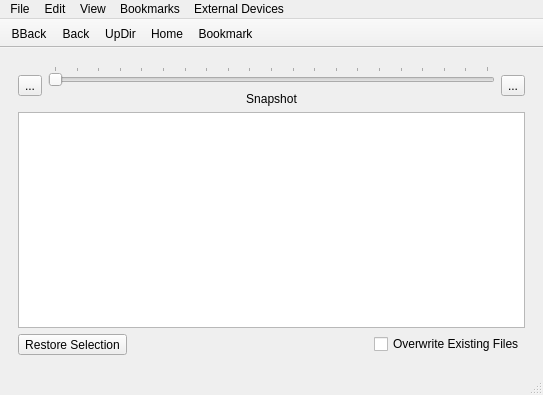
Old version of the form lumina/lumina-fm/MainUI.ui in the repository trueos/pcbsd.
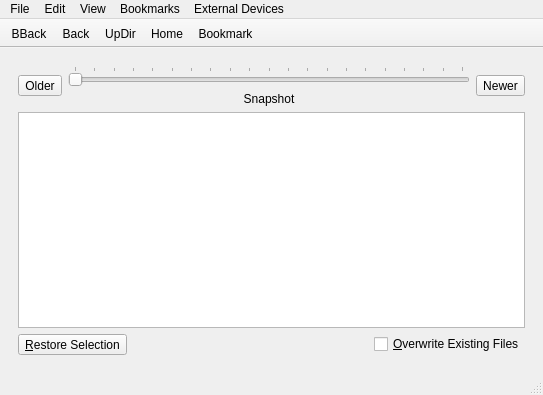
New version of the form. The open tabs and pages were chosen to show the change.

Commit message: Add a ton of keyboard shortcuts to lumina-fm, and also add the ability to manually type/browse directories.

Diff of the .ui file:
```diff
--- a/lumina/lumina-fm/MainUI.ui
+++ b/lumina/lumina-fm/MainUI.ui
@@ -345,7 +345,13 @@
           <item>
            <widget class="QToolButton" name="tool_zfs_prevSnap">
             <property name="text">
-             <string>...</string>
+             <string>Older</string>
+            </property>
+            <property name="shortcut">
+             <string>Left</string>
+            </property>
+            <property name="toolButtonStyle">
+             <enum>Qt::ToolButtonTextUnderIcon</enum>
             </property>
            </widget>
           </item>
@@ -382,7 +388,13 @@
           <item>
            <widget class="QToolButton" name="tool_zfs_nextSnap">
             <property name="text">
-             <string>...</string>
+             <string>Newer</string>
+            </property>
+            <property name="shortcut">
+             <string>Right</string>
+            </property>
+            <property name="toolButtonStyle">
+             <enum>Qt::ToolButtonTextUnderIcon</enum>
             </property>
            </widget>
           </item>
@@ -418,7 +430,10 @@
              <string>Restore Selected Item</string>
             </property>
             <property name="text">
-             <string>Restore Selection</string>
+             <string>&amp;Restore Selection</string>
+            </property>
+            <property name="shortcut">
+             <string>Ctrl+R</string>
             </property>
             <property name="toolButtonStyle">
              <enum>Qt::ToolButtonTextBesideIcon</enum>
@@ -441,7 +456,10 @@
           <item>
            <widget class="QCheckBox" name="check_zfs_overwrite">
             <property name="text">
-             <string>Overwrite Existing Files</string>
+             <string>&amp;Overwrite Existing Files</string>
+            </property>
+            <property name="shortcut">
+             <string>Ctrl+O</string>
             </property>
            </widget>
           </item>
```
Left out of the diff: 76 changed lines with no effect on the pictures. The commit also changes 2 other files.
